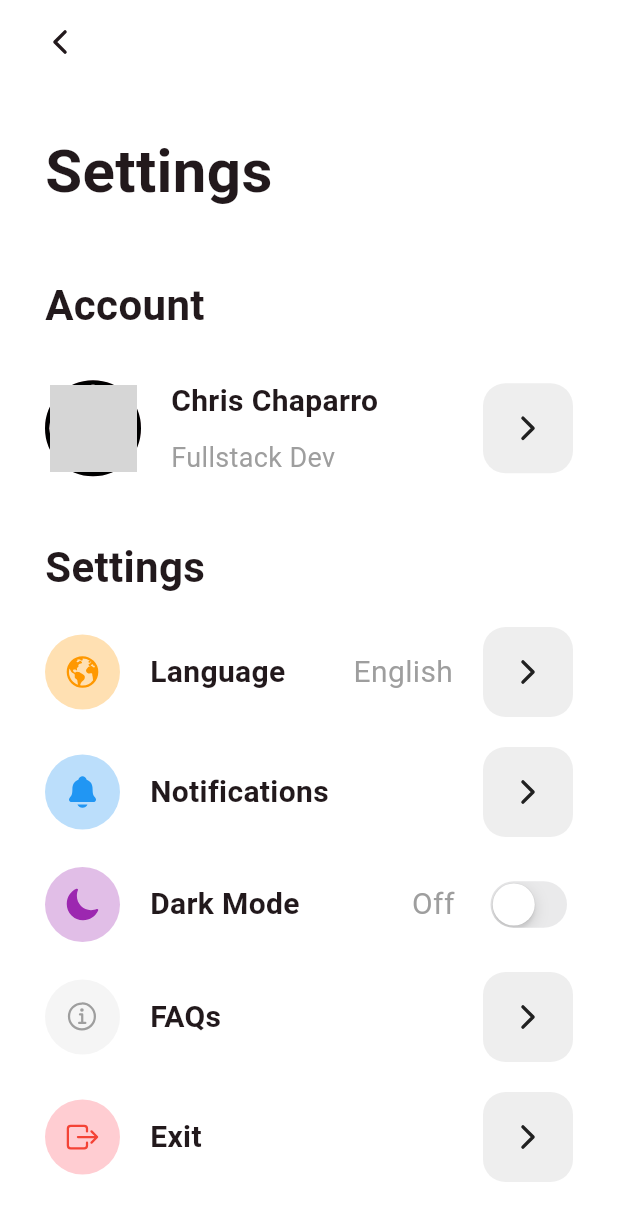
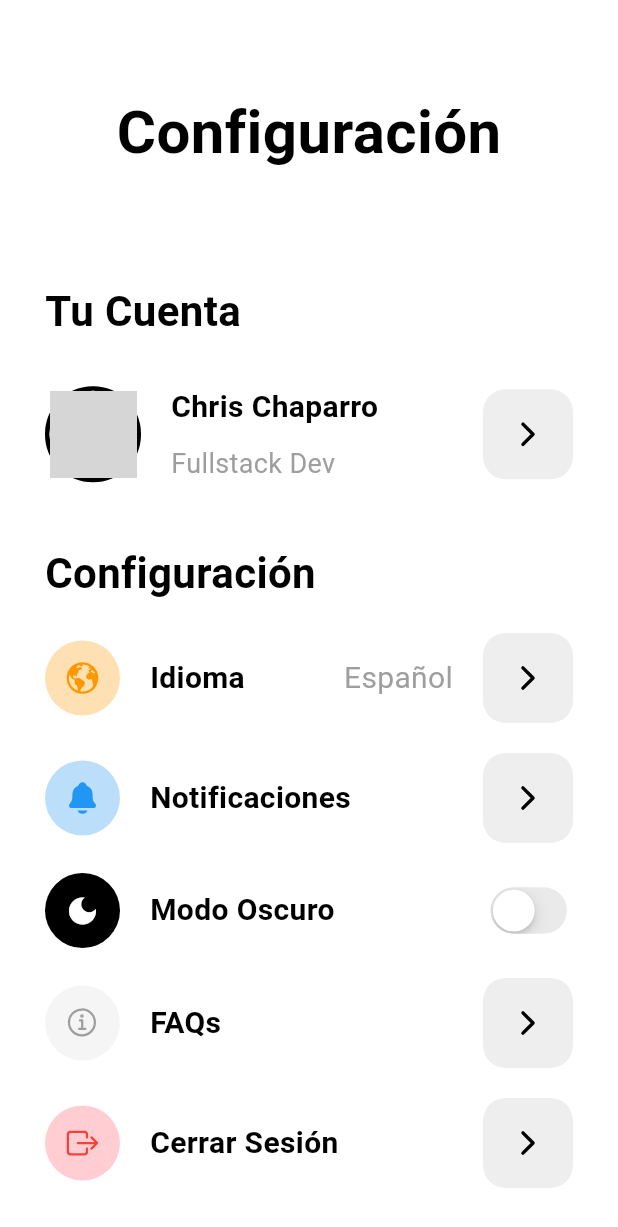
Before and after one commit to AimindT/Aimind_Project, a Flutter app: the SettingsScreen2 screen opened directly, on a phone screen of 412 x 824 dp. Shown: the top 1227 px of the screen. Run offline on Flutter 3.47's test engine with Material 3 defaults, Android fonts, the phone set to English and light mode, and no system bars; our stand-ins replace curved_navigation_bar, flutter_dotenv, google_sign_in, ionicons, quickalert, supabase_flutter; missing offline and left inert: flutter_easy_faq; accounts and stored records are empty; network calls fail; Roboto replaces fonts that are missing (SFPro); project files that could hold a hidden picture were left out; grey boxes are pictures that could not be loaded.

Commit message:
Dark Mode

```diff
--- a/aimind/lib/screens/settings_screens/settings_Screen2.dart
+++ b/aimind/lib/screens/settings_screens/settings_Screen2.dart
@@ -1,8 +1,15 @@
+import 'package:aimind/screens/auth_Screens/login_screen.dart';
+import 'package:aimind/screens/settings_screens/faq_Screen.dart';
+import 'package:aimind/screens/settings_screens/settings_Screen.dart';
+import 'package:aimind/theme/theme_provider.dart';
 import 'package:aimind/widgets/forward_button.dart';
 import 'package:aimind/widgets/setting_Item.dart';
 import 'package:aimind/widgets/setting_Switch.dart';
 import 'package:flutter/material.dart';
 import 'package:ionicons/ionicons.dart';
+import 'package:provider/provider.dart';
+import 'package:quickalert/models/quickalert_type.dart';
+import 'package:quickalert/widgets/quickalert_dialog.dart';
 
 class SettingsScreen2 extends StatefulWidget {
   const SettingsScreen2({super.key});
@@ -12,40 +19,38 @@ class SettingsScreen2 extends StatefulWidget {
 }
 
 class _SettingsScreen2State extends State<SettingsScreen2> {
-  bool isDarkMode = false;
   final String url =
       'https://static.wikia.nocookie.net/mokeys-show/images/4/43/Screenshot_2025-01-10_212625.png/revision/latest?cb=20250112022914';
 
   @override
   Widget build(BuildContext context) {
+    final themeProvider = Provider.of<ThemeProvider>(context);
+    final isDarkMode = themeProvider.themeData.brightness == Brightness.dark;
+
     return Scaffold(
-      backgroundColor: Colors.white,
-      appBar: AppBar(
-        backgroundColor: Colors.white,
-        leading: IconButton(
-          onPressed: () {},
-          icon: Icon(Ionicons.chevron_back_outline),
-        ),
-        leadingWidth: 80,
-      ),
+      backgroundColor: themeProvider
+          .themeData.colorScheme.background, // Fondo basado en el tema
       body: SingleChildScrollView(
         child: Padding(
           padding: const EdgeInsets.all(30),
           child: Column(
             crossAxisAlignment: CrossAxisAlignment.start,
             children: [
-              Text(
-                'Settings',
-                style: TextStyle(fontSize: 40, fontWeight: FontWeight.bold),
+              Padding(
+                padding: const EdgeInsets.all(30.0),
+                child: Center(
+                  child: Text(
+                    'Configuración',
+                    style: TextStyle(fontSize: 40, fontWeight: FontWeight.bold),
+                  ),
+                ),
               ),
               SizedBox(height: 40),
               Text(
-                'Account',
+                'Tu Cuenta',
                 style: TextStyle(fontSize: 28, fontWeight: FontWeight.bold),
               ),
-              SizedBox(
-                height: 30,
-              ),
+              SizedBox(height: 30),
               SizedBox(
                 width: double.infinity,
                 child: Row(
@@ -67,9 +72,7 @@ class _SettingsScreen2State extends State<SettingsScreen2> {
                         ),
                       ),
                     ),
-                    SizedBox(
-                      width: 20,
-                    ),
+                    SizedBox(width: 20),
                     Column(
                       crossAxisAlignment: CrossAxisAlignment.start,
                       children: [
@@ -94,23 +97,21 @@ class _SettingsScreen2State extends State<SettingsScreen2> {
               ),
               SizedBox(height: 40),
               Text(
-                'Settings',
+                'Configuración',
                 style: TextStyle(fontSize: 28, fontWeight: FontWeight.bold),
               ),
-              SizedBox(
-                height: 20,
-              ),
+              SizedBox(height: 20),
               SettingItem(
-                title: 'Language',
+                title: 'Idioma',
                 icon: Ionicons.earth,
                 bgColor: Colors.orange.shade100,
                 iconColor: Colors.orange,
-                value: 'English',
+                value: 'Español',
                 onTap: () {},
               ),
               SizedBox(height: 20),
               SettingItem(
-                title: 'Notifications',
+                title: 'Notificaciones',
                 icon: Ionicons.notifications,
                 bgColor: Colors.blue.shade100,
                 iconColor: Colors.blue,
@@ -118,16 +119,10 @@ class _SettingsScreen2State extends State<SettingsScreen2> {
               ),
               SizedBox(height: 20),
               SettingSwitch(
-                title: 'Dark Mode',
-                icon: Ionicons.moon,
-                bgColor: Colors.purple.shade100,
-                iconColor: Colors.purple,
+                title: "Modo Oscuro",
+                icon: Icons.dark_mode,
                 value: isDarkMode,
-                onTap: (value) {
-                  setState(() {
-                    isDarkMode = value;
-                  });
-                },
+                onTap: (_) => themeProvider.toggleTheme(),
               ),
               SizedBox(height: 20),
               SettingItem(
@@ -135,15 +130,71 @@ class _SettingsScreen2State extends State<SettingsScreen2> {
                 icon: Ionicons.information_circle_outline,
                 bgColor: Colors.grey.shade100,
                 iconColor: Colors.grey,
-                onTap: () {},
+                onTap: () {
+                  Navigator.push(context,
+                      MaterialPageRoute(builder: (context) => FaqScreen()));
+                },
               ),
               SizedBox(height: 20),
               SettingItem(
-                title: 'Exit',
+                title: 'Cerrar Sesión',
                 icon: Ionicons.exit_outline,
                 bgColor: Colors.red.shade100,
                 iconColor: Colors.red,
-                onTap: () {},
+                onTap: () {
+                  QuickAlert.show(
+                    context: context,
+                    type: QuickAlertType.warning,
+                    barrierDismissible: false,
+                    confirmBtnText: 'Sí',
+                    cancelBtnText: 'No',
+                    cancelBtnTextStyle: TextStyle(color: Colors.red),
+                    showCancelBtn: true,
+                    text: '¿Deseas cerrar sesión?',
+                    onConfirmBtnTap: () async {
+                      Navigator.pop(
+                          context); // Cerrar el QuickAlert de confirmación
+
+                      // Mostrar QuickAlert de carga
+                      QuickAlert.show(
+                        context: context,
+                        type: QuickAlertType.loading,
+                        title: 'Cargando',
+                        text: 'Cerrando sesión...',
+                        barrierDismissible: false,
+                      );
+
+                      try {
+                        await authService.signOut();
+                        Navigator.pop(context); // cerrar el QuickAlert de carga
+                        Navigator.pushReplacement(
+                          context,
+                          MaterialPageRoute(
+                              builder: (context) => LoginScreen()),
+                        );
+                        QuickAlert.show(
+                          context: context,
+                          title: 'Éxito',
+                          type: QuickAlertType.success,
+                          text: 'Sesión cerrada con éxito!',
+                          barrierDismissible: false,
+                        );
+                      } catch (e) {
+                        Navigator.pop(context); // cerrar el QuickAlert de carga
+                        QuickAlert.show(
+                          context: context,
+                          type: QuickAlertType.error,
+                          text: 'Error al cerrar sesión: $e',
+                          barrierDismissible: false,
+                        );
+                      }
+                    },
+                    onCancelBtnTap: () {
+                      Navigator.pop(context);
+                    },
+                    title: '¿Estás seguro?',
+                  );
+                },
               ),
             ],
           ),
--- /dev/null
+++ b/aimind/lib/theme/theme.dart
@@ -0,0 +1,15 @@
+import 'package:flutter/material.dart';
+
+ThemeData lightMode = ThemeData(
+    brightness: Brightness.light,
+    colorScheme: ColorScheme.light(
+        background: Colors.grey.shade400,
+        primary: Colors.grey.shade300,
+        secondary: Colors.grey.shade200));
+
+ThemeData darkMode = ThemeData(
+    brightness: Brightness.dark,
+    colorScheme: ColorScheme.dark(
+        background: Colors.grey.shade900,
+        primary: Colors.grey.shade800,
+        secondary: Colors.grey.shade700));
--- /dev/null
+++ b/aimind/lib/theme/theme_provider.dart
@@ -0,0 +1,32 @@
+import 'package:flutter/material.dart';
+
+ThemeData lightMode = ThemeData(
+  brightness: Brightness.light,
+  colorScheme: ColorScheme.light(
+    surface: Colors.grey.shade200,
+    primary: Colors.grey.shade300,
+    secondary: Colors.grey.shade400,
+  ),
+  fontFamily: 'SFPro',
+);
+
+ThemeData darkMode = ThemeData(
+  brightness: Brightness.dark,
+  colorScheme: ColorScheme.dark(
+    surface: Colors.grey.shade900,
+    primary: Colors.grey.shade800,
+    secondary: Colors.grey.shade700,
+  ),
+  fontFamily: 'SFPro',
+);
+
+class ThemeProvider with ChangeNotifier {
+  ThemeData _themeData = lightMode;
+
+  ThemeData get themeData => _themeData;
+
+  void toggleTheme() {
+    _themeData = (_themeData == lightMode) ? darkMode : lightMode;
+    notifyListeners();
+  }
+}
--- a/aimind/lib/widgets/forward_button.dart
+++ b/aimind/lib/widgets/forward_button.dart
@@ -1,25 +1,44 @@
 import 'package:flutter/material.dart';
 import 'package:ionicons/ionicons.dart';
 
-class ForwardButton extends StatelessWidget {
-  final Function() onTap;
-  const ForwardButton({
-    super.key,
-    required this.onTap,
-  });
+class ForwardButton extends StatefulWidget {
+  final VoidCallback onTap;
+  const ForwardButton({super.key, required this.onTap});
+
+  @override
+  State<ForwardButton> createState() => _ForwardButtonState();
+}
+
+class _ForwardButtonState extends State<ForwardButton> {
+  bool _isPressed = false;
 
   @override
   Widget build(BuildContext context) {
+    // Determina el modo actual
+    final isDarkMode = Theme.of(context).brightness == Brightness.dark;
+
     return GestureDetector(
-      onTap: onTap,
-      child: Container(
-        width: 60,
-        height: 60,
+      onTapDown: (_) => setState(() => _isPressed = true),
+      onTapUp: (_) => setState(() => _isPressed = false),
+      onTapCancel: () => setState(() => _isPressed = false),
+      onTap: widget.onTap,
+      child: AnimatedContainer(
+        duration: Duration(milliseconds: 100),
+        width: _isPressed ? 55 : 60,
+        height: _isPressed ? 55 : 60,
         decoration: BoxDecoration(
-          color: Colors.grey.shade200,
+          color: isDarkMode
+              ? Colors.grey.shade700
+              : Colors
+                  .grey.shade200, // Color de fondo ajustado para el modo oscuro
           borderRadius: BorderRadius.circular(15),
         ),
-        child: Icon(Ionicons.chevron_forward_outline),
+        child: Icon(
+          Ionicons.chevron_forward_outline,
+          color: isDarkMode
+              ? Colors.white
+              : Colors.black, // Color del ícono ajustado para el modo oscuro
+        ),
       ),
     );
   }
--- a/aimind/lib/widgets/setting_Item.dart
+++ b/aimind/lib/widgets/setting_Item.dart
@@ -20,8 +20,7 @@ class SettingItem extends StatelessWidget {
 
   @override
   Widget build(BuildContext context) {
-    return GestureDetector(
-      child: SizedBox(
+    return SizedBox(
       width: double.infinity,
       child: Row(
         children: [
@@ -50,7 +49,6 @@ class SettingItem extends StatelessWidget {
           )
         ],
       ),
-      ),
     );
   }
 }
--- a/aimind/lib/widgets/setting_Switch.dart
+++ b/aimind/lib/widgets/setting_Switch.dart
@@ -1,24 +1,27 @@
 import 'package:flutter/cupertino.dart';
 import 'package:flutter/material.dart';
+import 'package:provider/provider.dart';
+import 'package:aimind/theme/theme_provider.dart';
 
 class SettingSwitch extends StatelessWidget {
   final String title;
-  final Color bgColor;
-  final Color iconColor;
   final IconData icon;
   final bool value;
-  final Function(bool value) onTap;
-  const SettingSwitch(
-      {super.key,
-      required this.title,
-      required this.bgColor,
-      required this.iconColor,
-      required this.icon,
-      required this.value,
-      required this.onTap});
+  final Function(bool) onTap;
+
+  const SettingSwitch({
+    super.key,
+    required this.title,
+    required this.icon,
+    required this.value,
+    required this.onTap,
+  });
 
   @override
   Widget build(BuildContext context) {
+    final themeProvider = Provider.of<ThemeProvider>(context);
+    final isDarkMode = themeProvider.themeData.brightness == Brightness.dark;
+
     return SizedBox(
       width: double.infinity,
       child: Row(
@@ -26,22 +29,30 @@ class SettingSwitch extends StatelessWidget {
           Container(
             height: 50,
             width: 50,
-            decoration: BoxDecoration(shape: BoxShape.circle, color: bgColor),
+            decoration: BoxDecoration(
+              shape: BoxShape.circle,
+              color: isDarkMode ? Colors.white : Colors.black,
+            ),
             child: Icon(
               icon,
-              color: iconColor,
+              color: isDarkMode ? Colors.black : Colors.white,
             ),
           ),
-          SizedBox(width: 20),
-          Text(title,
-              style: TextStyle(fontSize: 20, fontWeight: FontWeight.bold)),
-          Spacer(),
+          const SizedBox(width: 20),
           Text(
-            value ? 'On' : 'Off',
-            style: TextStyle(fontSize: 20, color: Colors.grey),
+            title,
+            style: TextStyle(
+              fontSize: 20,
+              fontWeight: FontWeight.bold,
+              color: isDarkMode ? Colors.white : Colors.black,
+            ),
           ),
-          SizedBox(width: 20),
-          CupertinoSwitch(value: value, onChanged: onTap)
+          const Spacer(),
+          CupertinoSwitch(
+            value: value,
+            onChanged: onTap,
+            activeColor: isDarkMode ? Colors.blueGrey : Colors.blue,
+          ),
         ],
       ),
     );
--- a/aimind/pubspec.yaml
+++ b/aimind/pubspec.yaml
@@ -21,6 +21,7 @@ dependencies:
   http: ^1.3.0
   icons_plus: ^5.0.0
   ionicons: ^0.2.2
+  provider: ^6.1.2
   quickalert: ^1.1.0
   responsive_framework: ^1.5.1
   rive_animated_icon: ^2.0.3
@@ -28,13 +29,10 @@ dependencies:
   smooth_page_indicator: ^1.2.1
   supabase_flutter: ^2.8.3
 
-
-
-
 dev_dependencies:
+  flutter_lints: ^5.0.0
   flutter_test:
     sdk: flutter
-  flutter_lints: ^5.0.0
 
 flutter:
   uses-material-design: true
```
Also changed, not shown: aimind/lib/main.dart (+12 -14 lines), aimind/lib/screens/dashboard/dashboard_screen.dart (+22 -12 lines), aimind/lib/widgets/custom_dash_button.dart (+15 -4 lines), aimind/pubspec.lock. Lines whose indentation alone changed are shown as unchanged.
